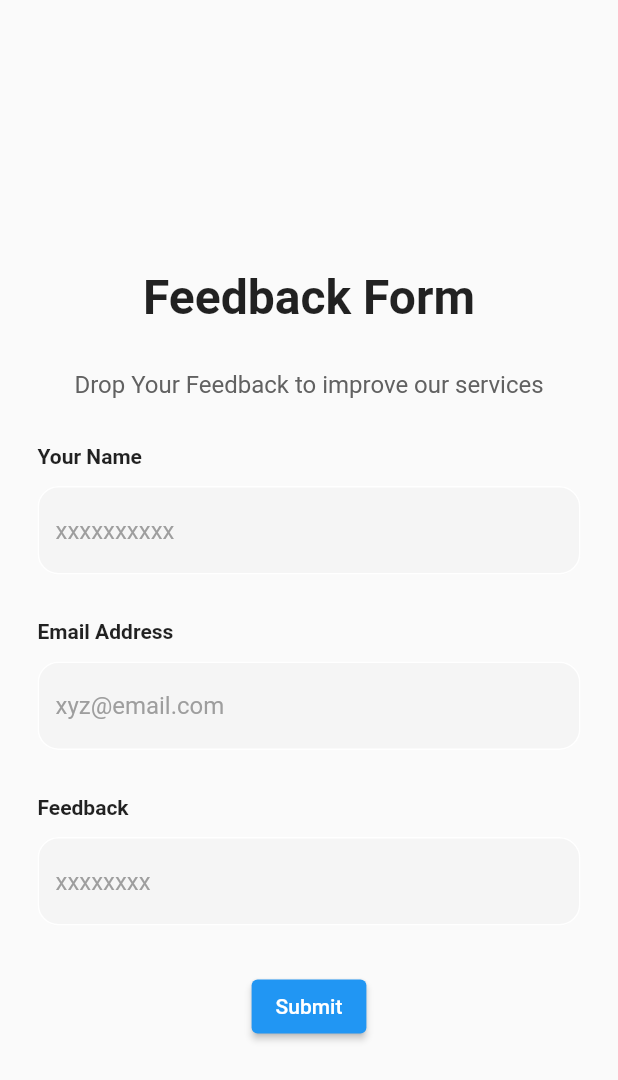
After one commit to MuhammadAliyan777/plantpal, a Flutter app: the UserFeedback screen opened by its route, on a phone screen of 412 x 824 dp. The commit adds this screen. Shown: the top 1080 px of the screen. Run offline on Flutter 3.47's test engine with Material 2 defaults, Android fonts, the phone set to English and light mode, and no system bars; our stand-ins replace cloud_firestore, firebase_auth, firebase_core, firebase_database, firebase_storage, image_picker; accounts and stored records are empty; network calls fail.

Commit message:
Feedback and other changes

```diff
--- a/lib/main.dart
+++ b/lib/main.dart
@@ -5,7 +5,7 @@ import 'package:note_app/admin/admin_home.dart';
 import 'package:note_app/route.dart';
 import 'package:note_app/ui/splash_screen.dart';
 import 'package:note_app/views/home.dart';
-import 'package:note_app/admin/admin_home.dart';
+import 'package:note_app/views/feedback.dart';
 import 'package:note_app/ui/auth/login_screen.dart';
 import 'package:note_app/views/profile_screen.dart';
 import 'package:note_app/ui/auth/register_screen.dart';
@@ -36,6 +36,7 @@ class MyApp extends StatelessWidget {
         MyRoutes.register : (context) => RegisterScreen(),
         MyRoutes.profile : (context) => ProfileScreen(),
         MyRoutes.admin_home : (context) => AdminHome(),
+        MyRoutes.feedback : (context) => UserFeedback(),
       },
     );
   }
--- a/lib/route.dart
+++ b/lib/route.dart
@@ -5,4 +5,5 @@ class MyRoutes{
   static String profile = '/profile';
   static String admin_home = '/admin_home';
   static String admin_accessories = '/admin_accessories';
+  static String feedback = '/feedback';
 }
--- /dev/null
+++ b/lib/views/feedback.dart
@@ -0,0 +1,135 @@
+import 'package:cloud_firestore/cloud_firestore.dart';
+import 'package:firebase_auth/firebase_auth.dart';
+import 'package:flutter/cupertino.dart';
+import 'package:flutter/material.dart';
+
+import '../route.dart';
+import '../widgets/text_field.dart';
+
+class UserFeedback extends StatefulWidget {
+  const UserFeedback({Key? key}) : super(key: key);
+
+  @override
+  State<UserFeedback> createState() => _UserFeedbackState();
+}
+
+class _UserFeedbackState extends State<UserFeedback> {
+  TextEditingController name = TextEditingController();
+  TextEditingController email = TextEditingController();
+  TextEditingController feedback = TextEditingController();
+  User? currentUser = FirebaseAuth.instance.currentUser;
+  @override
+  Widget build(BuildContext context) {
+    return Scaffold(
+
+      resizeToAvoidBottomInset: false,
+      body: SafeArea(
+        child: Center(
+          child: Padding(
+            padding: const EdgeInsets.symmetric(horizontal: 25.0),
+            child: Form(
+              child: SingleChildScrollView(
+                child: Column(
+                  children: [
+                    const SizedBox(height: 50),
+
+                    // Main Text
+                    const Text(
+                      "Feedback Form",
+                      textAlign: TextAlign.center,
+                      style: TextStyle(fontWeight: FontWeight.bold, fontSize: 32),
+                    ),
+                    //Message
+                    const SizedBox(height: 30),
+                    Text(
+                      "Drop Your Feedback to improve our services",
+                      textAlign: TextAlign.center,
+                      style: TextStyle(
+                        color: Colors.grey[700],
+                        fontSize: 16,
+                      ),
+                    ),
+
+                    const SizedBox(height: 30),
+                    Row(
+                      mainAxisAlignment: MainAxisAlignment.start,
+                      children: [
+                        Text(
+                          "Your Name",
+                          style: TextStyle(
+                            fontWeight: FontWeight.w600,
+                          ),
+                        ),
+                      ],
+                    ),
+                    const SizedBox(height: 12),
+                    MyTextField(
+                      controller: name,
+                      hintText: "xxxxxxxxxx",
+                      obscureText: false,
+                    ),
+                    const SizedBox(height: 30),
+
+                    Row(
+                      mainAxisAlignment: MainAxisAlignment.start,
+                      children: [
+                        Text(
+                          "Email Address",
+                          style: TextStyle(
+                            fontWeight: FontWeight.w600,
+                          ),
+                        ),
+                      ],
+                    ),
+                    const SizedBox(height: 12),
+                    MyTextField(
+                      controller: email,
+                      hintText: "xyz@email.com",
+                      obscureText: false,
+                    ),
+                    const SizedBox(height: 30),
+
+                    Row(
+                      mainAxisAlignment: MainAxisAlignment.start,
+                      children: [
+                        Text(
+                          "Feedback",
+                          style: TextStyle(
+                            fontWeight: FontWeight.w600,
+                          ),
+                        ),
+                      ],
+                    ),
+                    const SizedBox(height: 12),
+                    MyTextField(
+                      controller: feedback,
+                      hintText: "xxxxxxxx",
+                      obscureText: false,
+                    ),
+                    const SizedBox(height: 30),
+
+                    ElevatedButton(
+                      onPressed: () {
+                        var username = name.text.trim();
+                        var useremail = email.text.trim();
+                        var user_feedback = feedback.text.trim();
+
+                          FirebaseFirestore.instance.collection("feedback").doc().set({
+                            'name':username,
+                            'email':useremail,
+                            'user_feedback':user_feedback,
+                            'user_id':currentUser!.uid,
+                          });
+                          Navigator.pushNamed(context, MyRoutes.feedback);
+                        },  child: Text("Submit"),),
+
+                ],
+    )
+    )
+    )
+    )
+    )
+    )
+    );
+  }
+}
```
